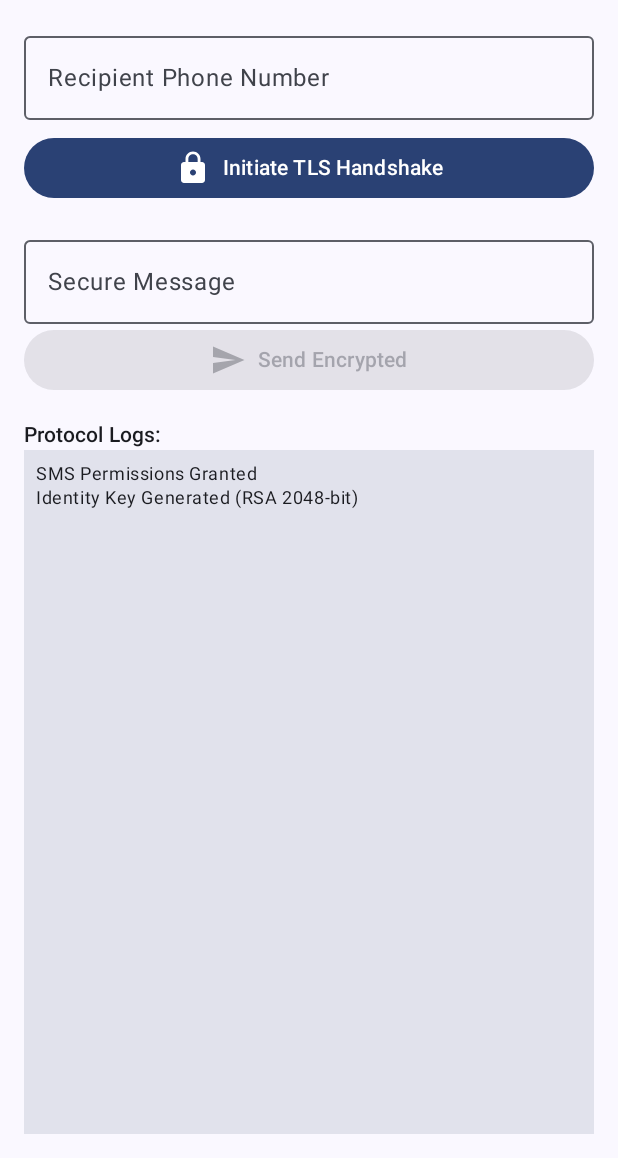
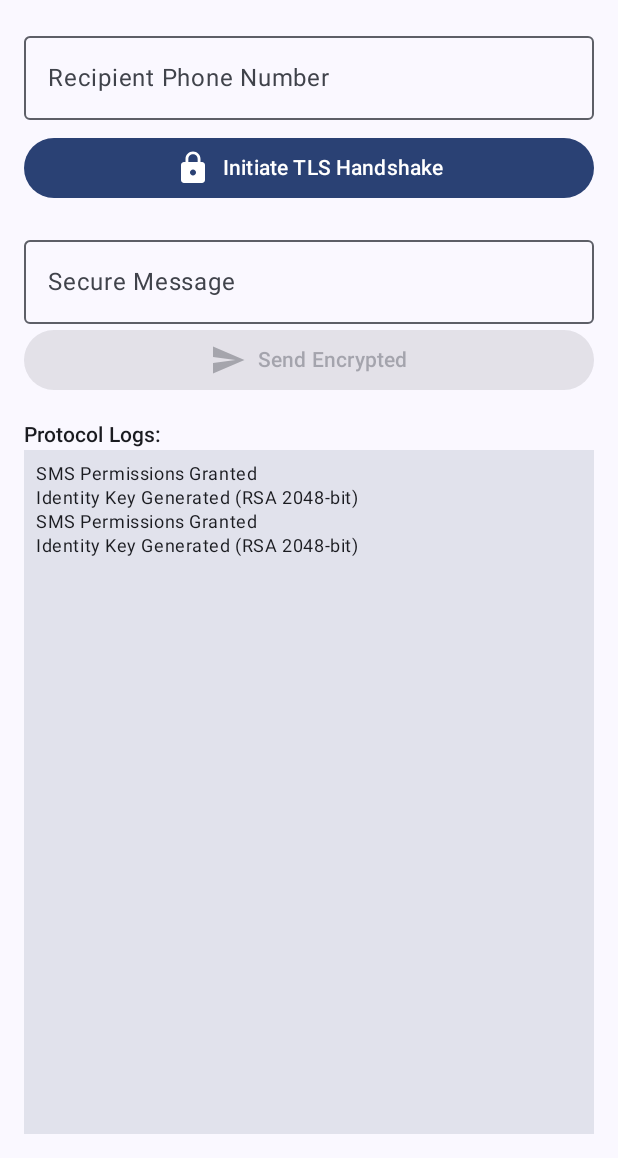
Before and after one commit to 930r91na/SecureSMS, an Android app built with Jetpack Compose: the composable SendSMSScreen shown on its own in the app's theme, after a tap on "Initiate TLS Handshake", on a phone screen of 412 x 824 dp, the part 78-1236 px from its top. Run offline under Robolectric (Android 15) with nearby library versions, the phone set to English and light mode, and no system bars.

Commit message:
Global logs

```diff
--- a/app/src/main/AndroidManifest.xml
+++ b/app/src/main/AndroidManifest.xml
@@ -27,8 +27,7 @@
         </activity>
 
         <receiver android:name=".sms.SMSReceiver"
-            android:exported="true"
-            android:permission="android.permission.BROADCAST_SMS">
+            android:exported="true">
             <intent-filter>
                 <action android:name="android.provider.Telephony.SMS_RECEIVED" />
             </intent-filter>
--- a/app/src/main/java/com/example/securesms/sms/SMSManager.kt
+++ b/app/src/main/java/com/example/securesms/sms/SMSManager.kt
@@ -12,13 +12,23 @@ import androidx.core.app.ActivityCompat
 import com.example.securesms.crypto.handshake.*
 import com.example.securesms.crypto.models.RSAKeyPair
 import com.example.securesms.crypto.symmetric.AES
-
+import kotlinx.coroutines.flow.MutableStateFlow
+import kotlinx.coroutines.flow.asStateFlow
 @RequiresApi(Build.VERSION_CODES.TIRAMISU)
 class SMSManager(private val context: Context) {
 
     companion object {
         val handshakes = mutableMapOf<String, TLSHandshake>()
         var myIdentityKey: RSAKeyPair? = null
+
+        private val _logState = MutableStateFlow(listOf<String>())
+        val logState = _logState.asStateFlow()
+
+        fun appendLog(msg: String) {
+            val current = _logState.value.toMutableList()
+            current.add(msg)
+            _logState.value = current
+        }
     }
 
     private fun getSmsManager(): SmsManager {
@@ -53,6 +63,8 @@ class SMSManager(private val context: Context) {
         }
 
         if (handshake == null) return
+
+        appendLog("<< SMS Received from $sender")
 
         try {
             when (type) {
--- a/app/src/main/java/com/example/securesms/ui/screens/SendSMSSreen.kt
+++ b/app/src/main/java/com/example/securesms/ui/screens/SendSMSSreen.kt
@@ -26,6 +26,8 @@ import com.example.securesms.sms.SMSManager
 import kotlinx.coroutines.Dispatchers
 import kotlinx.coroutines.launch
 import kotlinx.coroutines.withContext
+import androidx.compose.runtime.collectAsState
+import androidx.compose.runtime.getValue
 
 @RequiresApi(Build.VERSION_CODES.TIRAMISU)
 @Composable
@@ -36,7 +38,7 @@ fun SendSMSScreen() {
 
     var peerPhone by remember { mutableStateOf("") }
     var messageText by remember { mutableStateOf("") }
-    var logs by remember { mutableStateOf(listOf<String>()) }
+    val logs by SMSManager.logState.collectAsState()
     var keyPair by remember { mutableStateOf<RSAKeyPair?>(null) }
     var isHandshaking by remember { mutableStateOf(false) }
 
@@ -45,7 +47,7 @@ fun SendSMSScreen() {
         ActivityResultContracts.RequestMultiplePermissions()
     ) { permissions ->
         val granted = permissions.entries.all { it.value }
-        if (granted) logs = logs + "SMS Permissions Granted"
+        if (granted) SMSManager.appendLog("SMS Permissions Granted")
     }
 
     LaunchedEffect(Unit) {
@@ -54,7 +56,7 @@ fun SendSMSScreen() {
         withContext(Dispatchers.Default) {
             keyPair = RSA.generateKeyPair(2048)
         }
-        logs = logs + "Identity Key Generated (RSA 2048-bit)"
+        SMSManager.appendLog( "Identity Key Generated (RSA 2048-bit)")
     }
 
     Column(modifier = Modifier.fillMaxSize().padding(16.dp)) {
@@ -75,7 +77,7 @@ fun SendSMSScreen() {
             onClick = {
                 if (keyPair != null && peerPhone.isNotEmpty()) {
                     isHandshaking = true
-                    logs = logs + "Starting Handshake with $peerPhone..."
+                    SMSManager.appendLog("Starting Handshake with $peerPhone...")
 
                     scope.launch(Dispatchers.IO) {
                         try {
@@ -83,12 +85,12 @@ fun SendSMSScreen() {
                             // The receiving, parsing, and state updates happen via SMSReceiver.
                             smsManager.initiateHandshake(peerPhone, "MyPhone", keyPair!!)
                             withContext(Dispatchers.Main) {
-                                logs = logs + ">> ClientHello Sent (Waiting for reply...)"
+                                SMSManager.appendLog(">> ClientHello Sent (Waiting for reply...)")
                                 isHandshaking = false
                             }
                         } catch (e: Exception) {
                             withContext(Dispatchers.Main) {
-                                logs = logs + "Error: ${e.message}"
+                                SMSManager.appendLog(">> Error: ${e.message}")
                             }
                         }
                     }
@@ -114,9 +116,9 @@ fun SendSMSScreen() {
 
         Button(
             onClick = {
-                logs = logs + "Encrypting and sending..."
+                SMSManager.appendLog("Sending Encrypted Message...")
                 val result = smsManager.sendEncryptedMessage(peerPhone, messageText)
-                logs = logs + ">> $result"
+                SMSManager.appendLog("Result: $result")
                 messageText = ""
             },
             modifier = Modifier.fillMaxWidth(),
```
